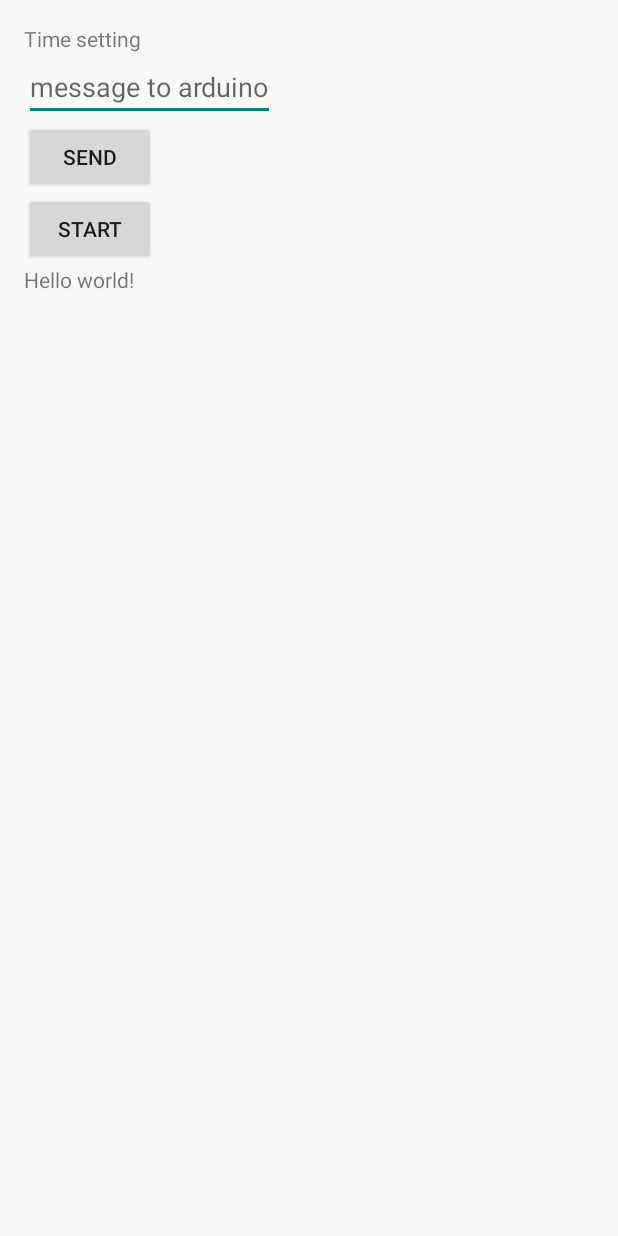
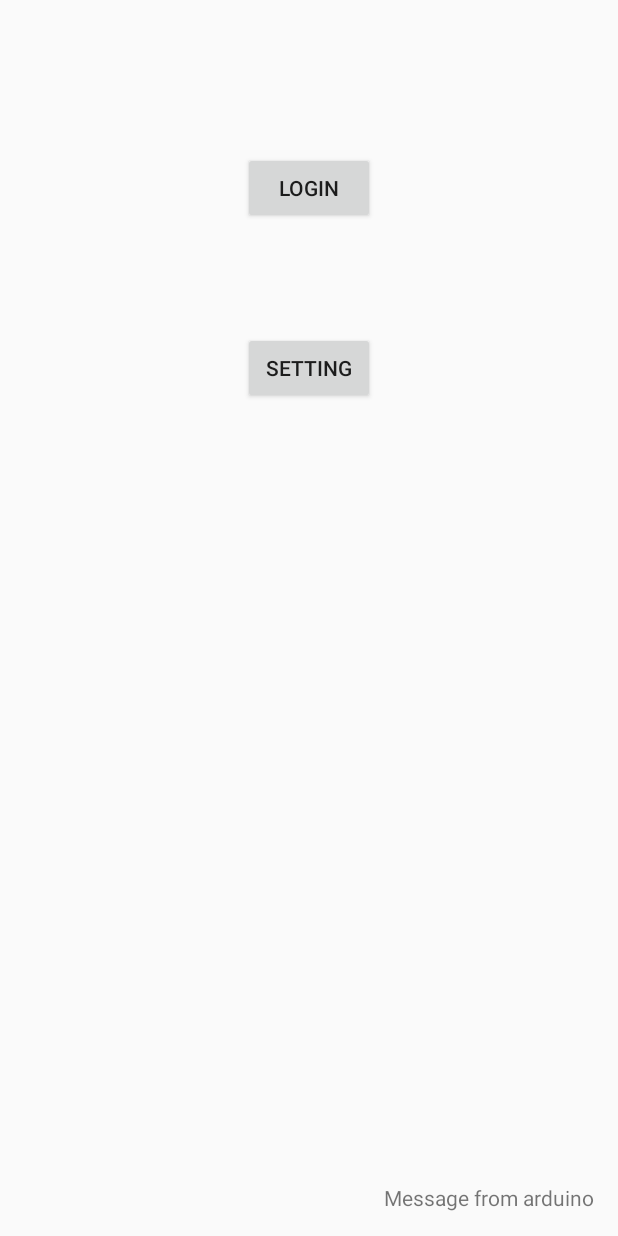
Before and after one commit to jongfighter/SE, an Android app: the layout activity_main.xml on its own in the app's theme, with its tools: preview values and no code run, on a phone screen of 412 x 824 dp. Run offline under Robolectric (Android 15) with nearby library versions, the phone set to English and light mode, and no system bars.

Commit message:
very very simple UI
There are only 2 buttons on the main screen. All processes will be
handled with dialogs

```diff
--- a/BTtest/app/src/main/res/layout/activity_main.xml
+++ b/BTtest/app/src/main/res/layout/activity_main.xml
@@ -1,4 +1,4 @@
-<LinearLayout xmlns:android="http://schemas.android.com/apk/res/android"
+<RelativeLayout xmlns:android="http://schemas.android.com/apk/res/android"
     xmlns:tools="http://schemas.android.com/tools" android:layout_width="match_parent"
     android:layout_height="match_parent" android:paddingLeft="@dimen/activity_horizontal_margin"
     android:paddingRight="@dimen/activity_horizontal_margin"
@@ -6,36 +6,36 @@
     android:paddingBottom="@dimen/activity_vertical_margin" tools:context=".MainActivity"
     android:orientation="vertical">
 
-    <TextView
-        android:layout_width="wrap_content"
-        android:layout_height="wrap_content"
-        android:text="Time setting"/>
-
-    <EditText
-        android:layout_width="wrap_content"
-        android:layout_height="wrap_content"
-        android:hint="message to arduino"
-        android:id="@+id/time"/>
 
     <Button
         android:layout_width="wrap_content"
         android:layout_height="wrap_content"
-        android:text="Send"
-        android:id="@+id/sendButton"/>
+        android:text="Login"
+        android:id="@+id/pinButton"
+        android:layout_alignParentTop="true"
+        android:layout_centerHorizontal="true"
+        android:layout_marginTop="85dp" />
+
 
     <Button
         android:layout_width="wrap_content"
         android:layout_height="wrap_content"
-        android:text="Start"
-        android:id="@+id/startButton"/>
+        android:text="Setting"
+        android:id="@+id/setButton"
+        android:layout_alignParentTop="true"
+        android:layout_centerHorizontal="true"
+        android:layout_marginTop="205dp" />
 
     <TextView
-        android:text="@string/hello_world"
+        android:text="Message from arduino"
         android:layout_width="wrap_content"
         android:layout_height="wrap_content"
-        android:id="@+id/txtArduino"/>
+        android:id="@+id/txtArduino"
+        android:layout_alignParentBottom="true"
+        android:layout_alignParentRight="true"
+        android:layout_alignParentEnd="true" />
 
 
 
 
-</LinearLayout>
+</RelativeLayout>
```
Also changed, not shown: BTtest/app/src/main/java/com/bttest/MainActivity.java (+90 -50 lines), BTtest/app/src/main/res/layout/dialog_pin.xml (added, +21 -0 lines), BTtest/app/src/main/res/layout/dialog_setting.xml (added, +19 -0 lines).
